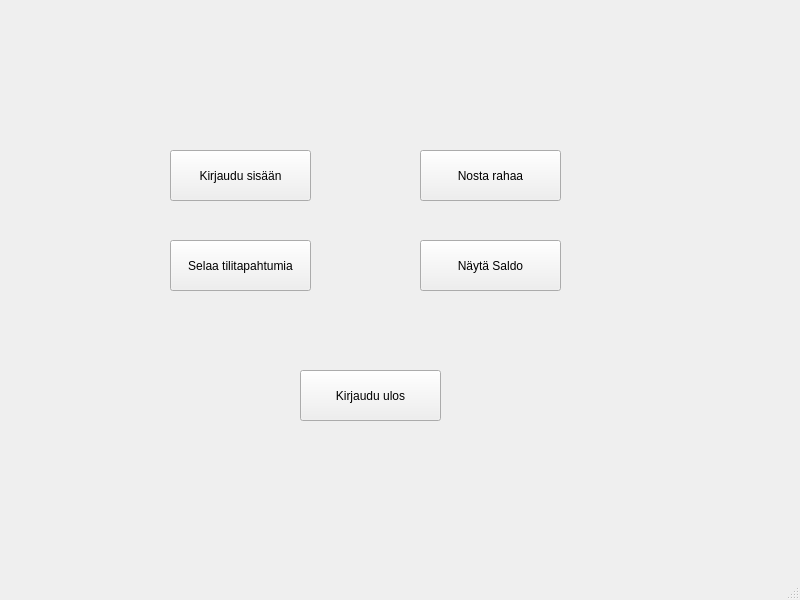
Above: bankautomat/mainwindow.ui from banksimul2022/group10 before the change. Below: the same form after it.
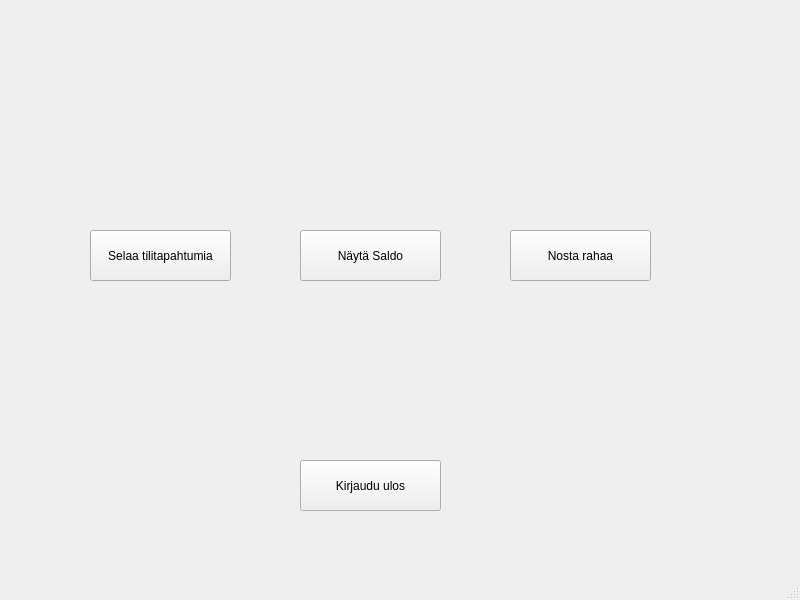
That is the form after the change.

What changed in the file:
```diff
--- a/bankautomat/mainwindow.ui
+++ b/bankautomat/mainwindow.ui
@@ -14,24 +14,11 @@
    <string>MainWindow</string>
   </property>
   <widget class="QWidget" name="centralwidget">
-   <widget class="QPushButton" name="kirjaudusisaan">
-    <property name="geometry">
-     <rect>
-      <x>170</x>
-      <y>150</y>
-      <width>141</width>
-      <height>51</height>
-     </rect>
-    </property>
-    <property name="text">
-     <string>Kirjaudu sisään</string>
-    </property>
-   </widget>
    <widget class="QPushButton" name="logoff">
     <property name="geometry">
      <rect>
       <x>300</x>
-      <y>370</y>
+      <y>460</y>
       <width>141</width>
       <height>51</height>
      </rect>
@@ -43,8 +30,8 @@
    <widget class="QPushButton" name="nostarahaa">
     <property name="geometry">
      <rect>
-      <x>420</x>
-      <y>150</y>
+      <x>510</x>
+      <y>230</y>
       <width>141</width>
       <height>51</height>
      </rect>
@@ -56,8 +43,8 @@
    <widget class="QPushButton" name="selaaTT">
     <property name="geometry">
      <rect>
-      <x>170</x>
-      <y>240</y>
+      <x>90</x>
+      <y>230</y>
       <width>141</width>
       <height>51</height>
      </rect>
@@ -69,8 +56,8 @@
    <widget class="QPushButton" name="lenaytasaldo">
     <property name="geometry">
      <rect>
-      <x>420</x>
-      <y>240</y>
+      <x>300</x>
+      <y>230</y>
       <width>141</width>
       <height>51</height>
      </rect>
```
